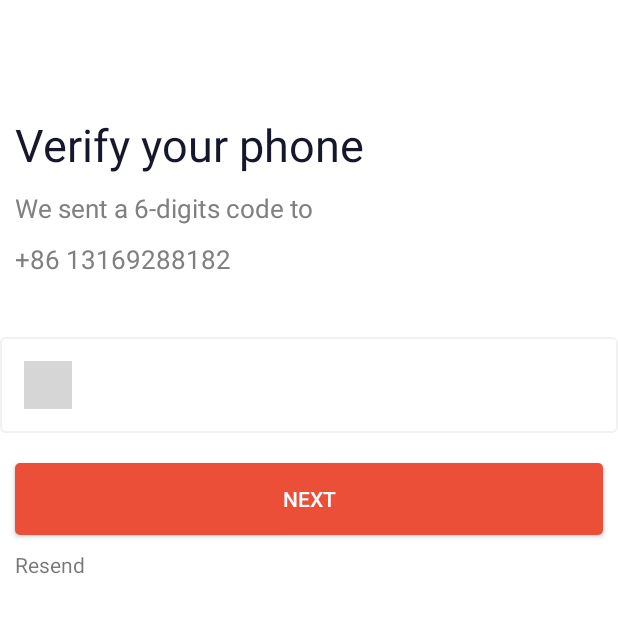
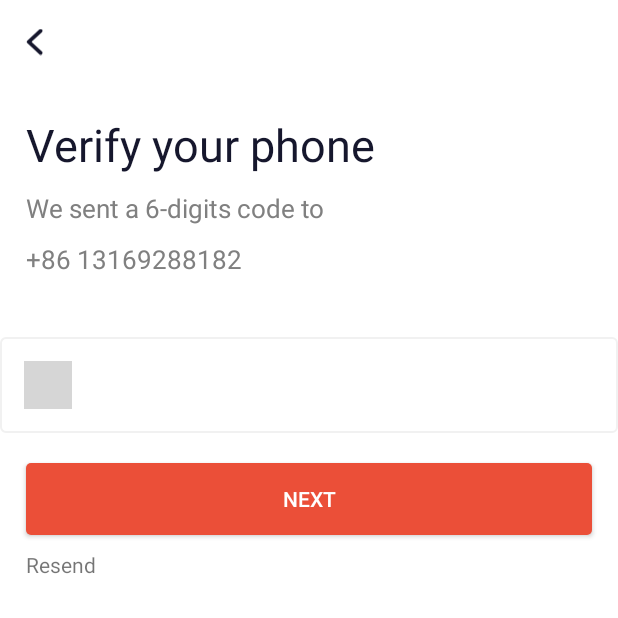
Before and after one commit to Henrye28/FloorShop, an Android app: the RegisterMobilePageSecond screen opened directly, with no data from a screen before it, on a phone screen of 412 x 824 dp, the top half of it. Run offline under Robolectric (Android 15) with nearby library versions, the light colour scheme and no system bars; our stand-ins replace ButterKnife; plain views replace VerificationCodeView; grey boxes are pictures that could not be loaded.

Commit message:
Toolbar added to register page

```diff
--- a/app/src/main/java/com/skymall/pages/RegisterMobilePage.java
+++ b/app/src/main/java/com/skymall/pages/RegisterMobilePage.java
@@ -86,6 +86,7 @@ public class RegisterMobilePage extends AppCompatActivity{
 
         toolbar = (PageTopBar)findViewById(R.id.mainpage_topbar);
         setSupportActionBar(toolbar);
+
         countDownButton.setOnClickListener(countDownButton);
         ccf = new TempCountryChoosingFragment();
 
--- a/app/src/main/java/com/skymall/pages/RegisterMobilePageSecond.java
+++ b/app/src/main/java/com/skymall/pages/RegisterMobilePageSecond.java
@@ -4,12 +4,19 @@ import android.os.Bundle;
 import android.support.v7.app.AppCompatActivity;
 
 import com.skymall.R;
+import com.skymall.widgets.PageTopBar;
 
 public class RegisterMobilePageSecond extends AppCompatActivity {
+
+    private PageTopBar toolbar;
+
     @Override
     protected void onCreate(Bundle savedInstanceState) {
         super.onCreate(savedInstanceState);
         setContentView(R.layout.register_mobile_page_second);
+        toolbar = (PageTopBar)findViewById(R.id.mainpage_topbar);
+        setSupportActionBar(toolbar);
+        toolbar.showBackView();
     }
 
 
--- a/app/src/main/res/layout/register_mobile_page_second.xml
+++ b/app/src/main/res/layout/register_mobile_page_second.xml
@@ -7,12 +7,12 @@
 
 
     <com.skymall.widgets.PageTopBar
-        android:id="@+id/homepage_topbar"
+        android:id="@+id/mainpage_topbar"
         android:layout_width="match_parent"
         android:layout_height="wrap_content"/>
 
     <TextView
-        android:layout_marginLeft="10dp"
+        android:layout_marginLeft="@dimen/x16"
         android:layout_marginTop="20dp"
         android:text="Verify your phone"
         android:textColor="#FF16172D"
@@ -21,7 +21,7 @@
         android:layout_height="wrap_content" />
 
     <TextView
-        android:layout_marginLeft="10dp"
+        android:layout_marginLeft="@dimen/x16"
         android:layout_marginTop="10dp"
         android:text="We sent a 6-digits code to"
         android:textColor="@color/grey"
@@ -31,7 +31,7 @@
 
     <TextView
         android:id="@+id/mobile_number"
-        android:layout_marginLeft="10dp"
+        android:layout_marginLeft="@dimen/x16"
         android:layout_marginTop="10dp"
         android:text="+86 13169288182"
         android:textColor="@color/grey"
@@ -60,8 +60,8 @@
     <Button
         android:id="@+id/next"
         android:layout_marginTop="20dp"
-        android:layout_marginLeft="10dp"
-        android:layout_marginRight="10dp"
+        android:layout_marginLeft="@dimen/x16"
+        android:layout_marginRight="@dimen/x16"
         android:text="Next"
         android:background="@drawable/main_btn_style_green"
         android:layout_width="match_parent"
@@ -72,7 +72,7 @@
         android:id="@+id/btn_reSend"
         android:layout_width="match_parent"
         android:layout_height="wrap_content"
-        android:layout_marginLeft="10dp"
+        android:layout_marginLeft="@dimen/x16"
         android:text="Resend"
         />
 </LinearLayout>
--- a/app/src/main/res/layout/widget_topbar.xml
+++ b/app/src/main/res/layout/widget_topbar.xml
@@ -36,7 +36,7 @@
             android:layout_width="wrap_content"
             android:layout_height="@dimen/x20"
             android:src="@drawable/icon_left"
-            android:paddingLeft="@dimen/x20"
+            android:paddingLeft="@dimen/x16"
             android:layout_centerVertical="true"
             android:visibility="invisible"/>
 
```
Also changed, not shown: app/src/main/java/com/skymall/pages/RegisterMobilePageFirst.java (+8 -0 lines), app/src/main/java/com/skymall/pages/RegisterMobilePageThird.java (+7 -0 lines), app/src/main/res/layout/register_mobile_page_first.xml (+7 -7 lines), app/src/main/res/layout/register_mobile_page_third.xml (+4 -4 lines).
